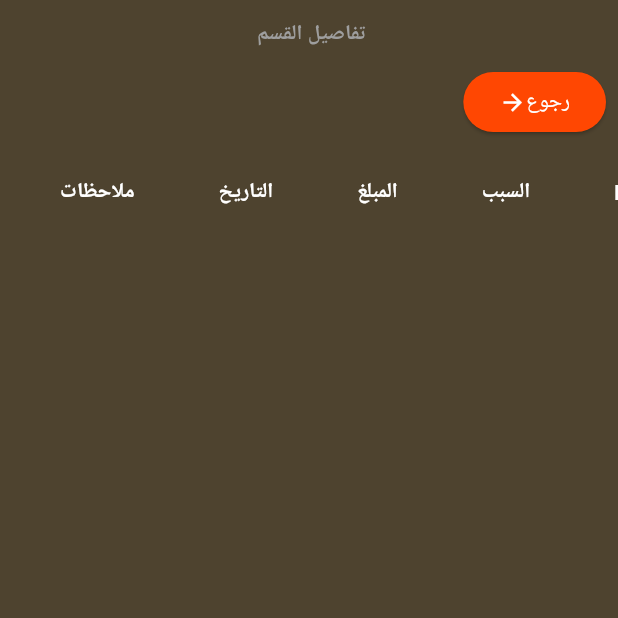
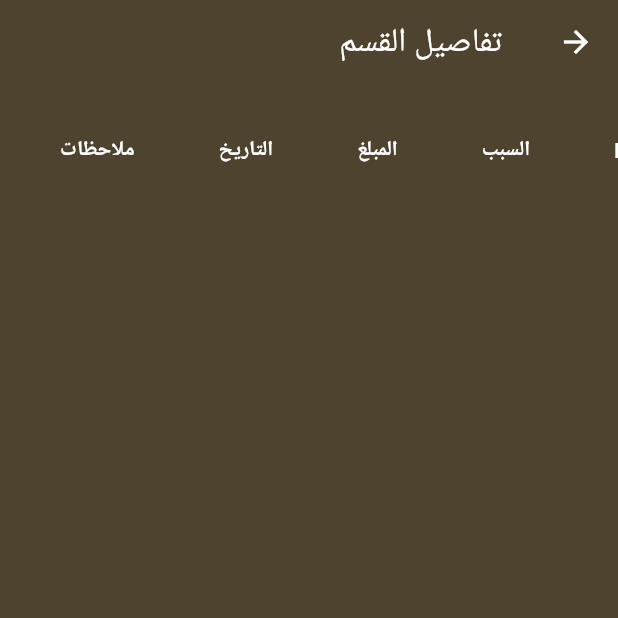
Before and after one commit to aymanahmedx1/Notes, a Flutter app: the AccountingDetailsScreen screen opened directly with empty values, on a phone screen of 412 x 824 dp, the top half of it. Run offline on Flutter 3.47's test engine with Material 3 defaults, Android fonts, the phone set to English and light mode, and no system bars; our stand-ins replace sqflite, sqflite_common_ffi; accounts and stored records are empty.

Commit message:
fix Accounting

```diff
--- a/lib/screens/Accounting/AccountingDetailsScreen.dart
+++ b/lib/screens/Accounting/AccountingDetailsScreen.dart
@@ -17,28 +17,13 @@ class AccountingDetailsScreen extends StatelessWidget {
       textDirection: TextDirection.rtl,
       child: SafeArea(
           child: Scaffold(
+            appBar: AppBar(
+              title: Text(" تفاصيل القسم  ${model.name}"),
+            ),
         body: Padding(
           padding: const EdgeInsets.all(8.0),
           child: Column(
             children: [
-              const SizedBox(
-                height: 5,
-              ),
-              Pageheader(name: " تفاصيل القسم  ${model.name}"),
-              Row(
-                children: [
-                  ElevatedButton(
-                      onPressed: () {
-                        Navigator.pop(context);
-                      },
-                      child: const Row(
-                        children: [Text("رجوع"), Icon(Icons.arrow_back)],
-                      )),
-                  const SizedBox(
-                    width: 20,
-                  ),
-                ],
-              ),
               Expanded(
                 child: Scrollbar(
                   /// Scroll Bar
```
Also changed, not shown: lib/screens/Accounting/AccountingScreen.dart (+7 -21 lines).
